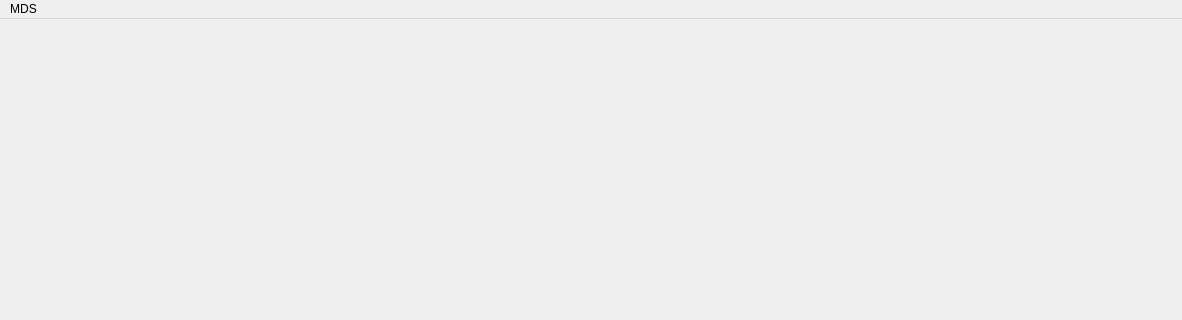
Qt form modules/CompVis/CompVisMainWindow.ui (3dct/open_iA) before a commit; both pictures show x 0 to 1182 and y 0 to 320 of the 1182 by 781 pixel window.
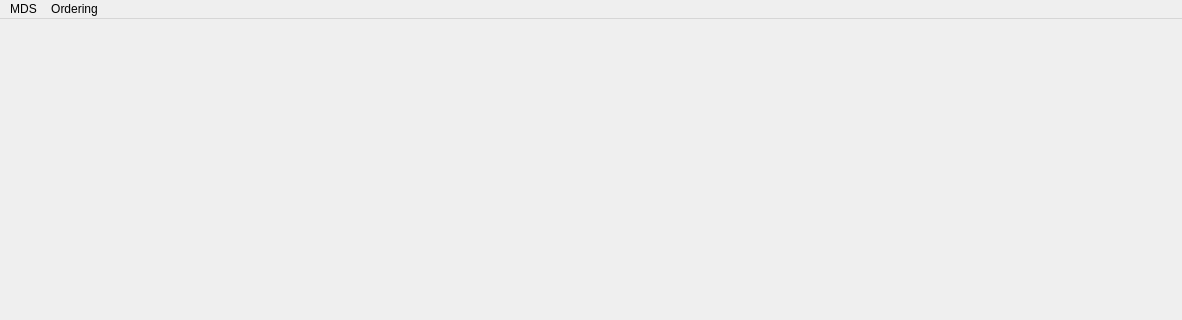
The same form after that commit.

Commit message: implemented chi-squared ranking of rows, implemented ordering according to number of objects inside datasets

What changed in the file:
```diff
--- a/modules/CompVis/CompVisMainWindow.ui
+++ b/modules/CompVis/CompVisMainWindow.ui
@@ -35,7 +35,17 @@
     </property>
     <addaction name="actionRecalculateMDS"/>
    </widget>
+   <widget class="QMenu" name="menuOrdering">
+    <property name="title">
+     <string>Ordering</string>
+    </property>
+    <addaction name="actionAscending_to_Number_of_Objects"/>
+    <addaction name="actionDescending_to_Number_of_Objects"/>
+    <addaction name="separator"/>
+    <addaction name="actionAs_Loaded"/>
+   </widget>
    <addaction name="menuMDS"/>
+   <addaction name="menuOrdering"/>
   </widget>
   <action name="actionRecalculateMDS">
    <property name="text">
```
Left out of the diff: 15 changed lines with no effect on the pictures. The commit also changes 7 other files.
